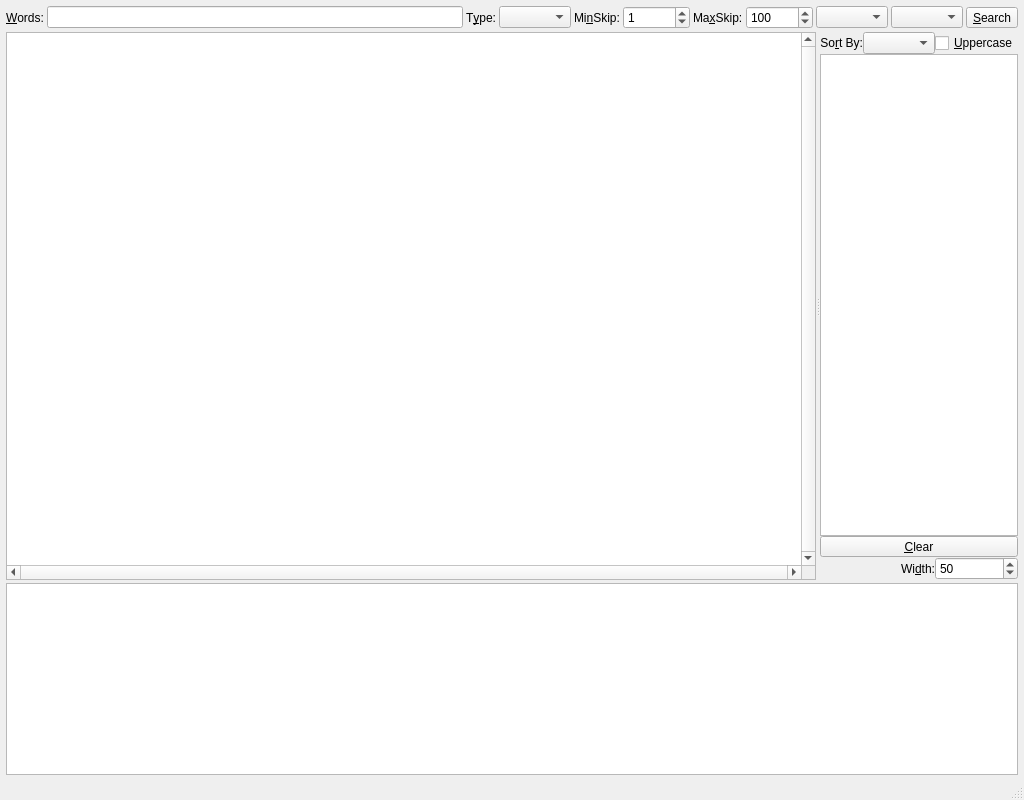
This is programs/ELSSearch/ELSSearchMainWindow.ui in dewhisna/KingJamesPureBibleSearch as Qt 5 draws it before an edit. The edited form follows.
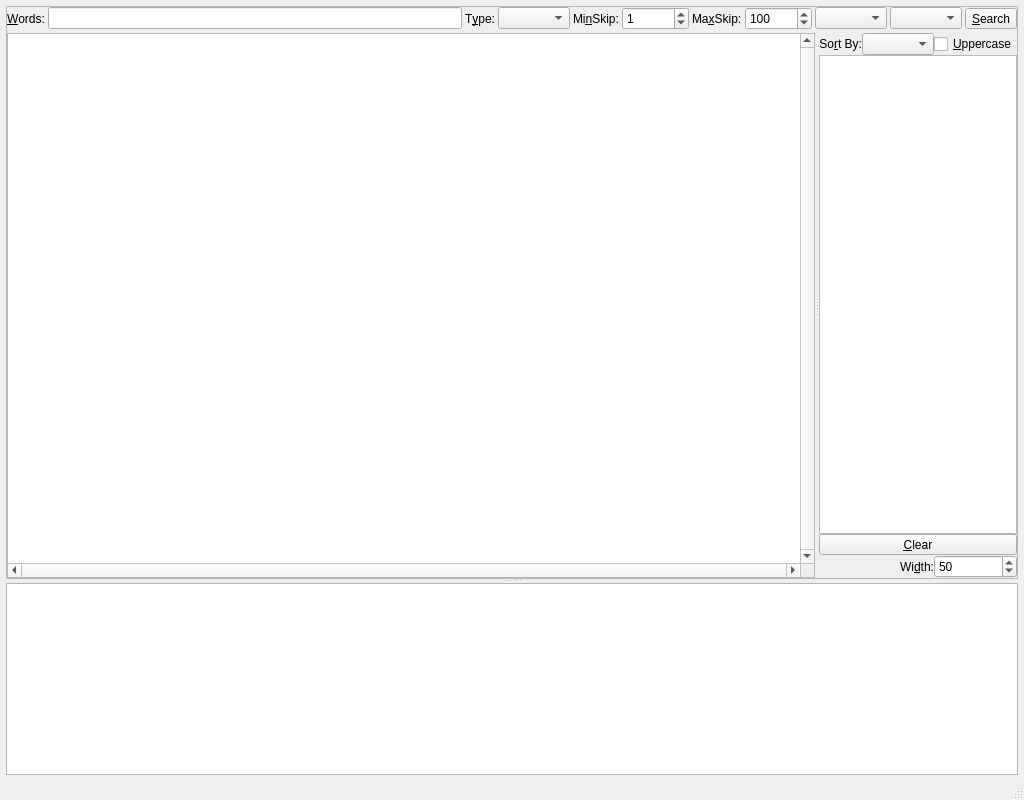
This is the edited form.

Commit message: Add splitter for ELSSearchLog. Tweak auto-resizing of ELSResults to hopefully make it auto-resize better.

What changed in the file:
```diff
--- a/programs/ELSSearch/ELSSearchMainWindow.ui
+++ b/programs/ELSSearch/ELSSearchMainWindow.ui
@@ -14,21 +14,55 @@
    <string>KJPBS Equidistant/Fibonacci Letter Sequence Search</string>
   </property>
   <widget class="QWidget" name="centralwidget">
+   <layout class="QVBoxLayout" name="verticalLayout_2">
+    <property name="spacing">
+     <number>3</number>
+    </property>
+    <property name="leftMargin">
+     <number>6</number>
+    </property>
+    <property name="topMargin">
+     <number>6</number>
+    </property>
+    <property name="rightMargin">
+     <number>6</number>
+    </property>
+    <property name="bottomMargin">
+     <number>3</number>
+    </property>
+    <item>
+     <widget class="QSplitter" name="splitterSearchLog">
+      <property name="orientation">
+       <enum>Qt::Vertical</enum>
+      </property>
+      <widget class="QFrame" name="frameLetterMatrix">
+       <property name="sizePolicy">
+        <sizepolicy hsizetype="Expanding" vsizetype="Expanding">
+         <horstretch>10</horstretch>
+         <verstretch>10</verstretch>
+        </sizepolicy>
+       </property>
+       <property name="frameShape">
+        <enum>QFrame::StyledPanel</enum>
+       </property>
+       <property name="frameShadow">
+        <enum>QFrame::Raised</enum>
+       </property>
    <layout class="QVBoxLayout" name="verticalLayout">
     <property name="spacing">
      <number>3</number>
     </property>
     <property name="leftMargin">
-     <number>6</number>
+         <number>0</number>
     </property>
     <property name="topMargin">
-     <number>6</number>
+         <number>0</number>
     </property>
     <property name="rightMargin">
-     <number>6</number>
+         <number>0</number>
     </property>
     <property name="bottomMargin">
-     <number>3</number>
+         <number>0</number>
     </property>
     <item>
      <layout class="QHBoxLayout" name="horizontalLayout">
@@ -342,7 +376,8 @@
       </widget>
      </widget>
     </item>
-    <item>
+       </layout>
+      </widget>
      <widget class="QPlainTextEdit" name="editSearchLog">
       <property name="readOnly">
        <bool>true</bool>
@@ -351,6 +386,7 @@
        <set>Qt::TextSelectableByKeyboard|Qt::TextSelectableByMouse</set>
       </property>
      </widget>
+     </widget>
     </item>
    </layout>
   </widget>
```
Left out of the diff: 13 changed lines with no effect on the pictures. Lines whose indentation alone changed are shown as unchanged. The commit also changes 1 other file.
